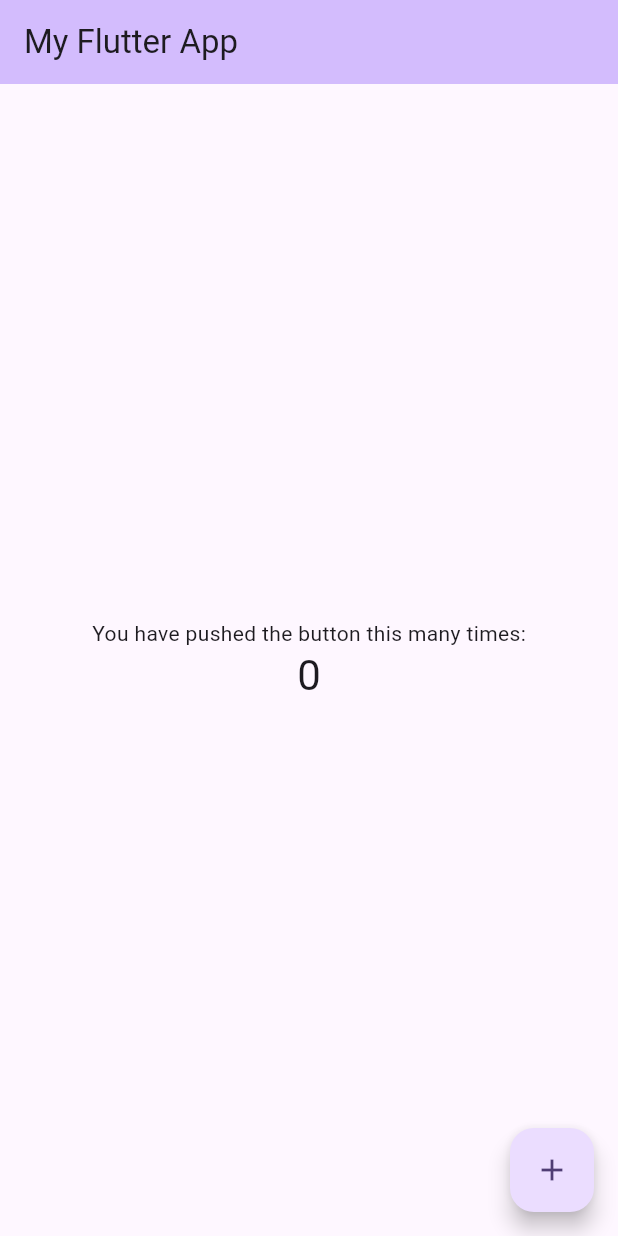
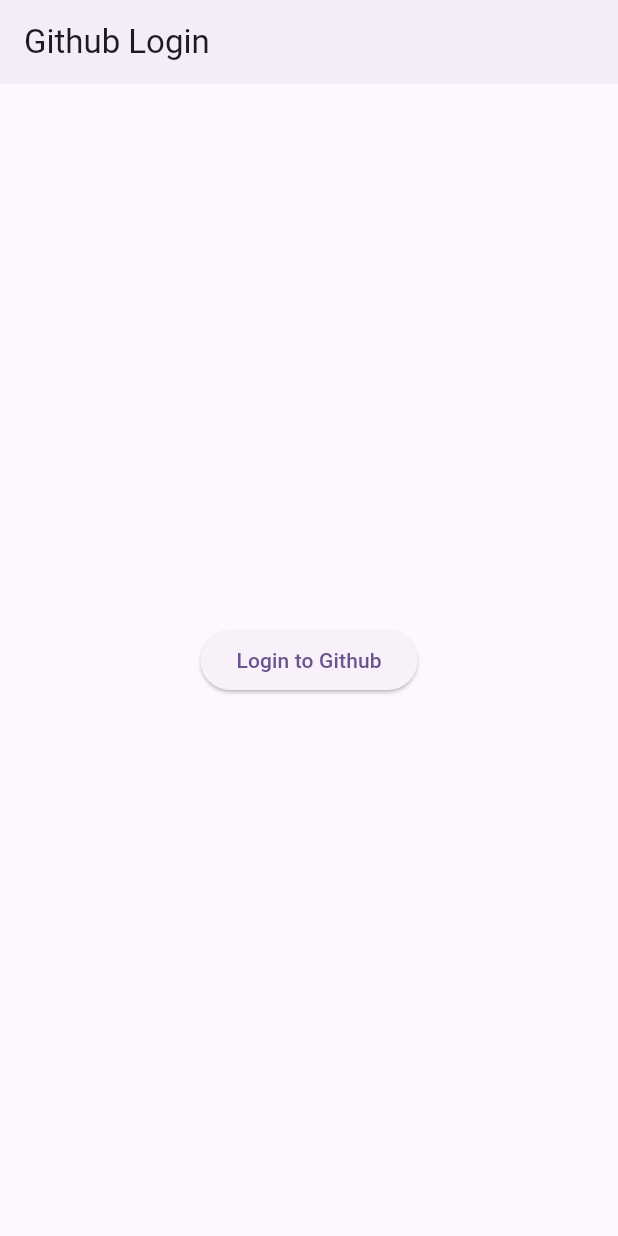
Before and after one commit to gayashan4lk/github_client, a Flutter app: the screen it shows after launch, on a phone screen of 412 x 824 dp. Run offline on Flutter 3.47's test engine with Material 3 defaults, Android fonts, the phone set to English and light mode, and no system bars; our stand-ins replace flutter_dotenv; missing offline and left inert: oauth2.

Commit message:
Add GitHub OAuth integration and environment configuration

```diff
--- /dev/null
+++ b/lib/github_login.dart
@@ -0,0 +1,120 @@
+import 'dart:io';
+
+import 'package:flutter/material.dart';
+import 'package:flutter_dotenv/flutter_dotenv.dart';
+import 'package:http/http.dart' as http;
+import 'package:oauth2/oauth2.dart' as oauth2;
+import 'package:url_launcher/url_launcher.dart';
+
+final _authorizationEndpoint = Uri.parse('https://github.com/login/oauth/authorize');
+final _tokenEndpoint = Uri.parse('https://github.com/login/oauth/access_token');
+
+class GithubLoginWidget extends StatefulWidget {
+  const GithubLoginWidget({
+    required this.builder,
+    required this.githubClientId,
+    required this.githubClientSecret,
+    required this.githubScopes,
+    super.key,
+  });
+  final AuthenticatedBuilder builder;
+  final String githubClientId;
+  final String githubClientSecret;
+  final List<String> githubScopes;
+
+  @override
+  State<GithubLoginWidget> createState() => _GithubLoginState();
+}
+
+typedef AuthenticatedBuilder = Widget Function(BuildContext context, oauth2.Client client);
+
+class _GithubLoginState extends State<GithubLoginWidget> {
+  HttpServer? _redirectServer;
+  oauth2.Client? _client;
+
+  @override
+  Widget build(BuildContext context) {
+    final client = _client;
+    if (client != null) {
+      return widget.builder(context, client);
+    }
+
+    return Scaffold(
+      appBar: AppBar(title: const Text('Github Login'), elevation: 2),
+      body: Center(
+        child: ElevatedButton(
+          onPressed: () async {
+            await _redirectServer?.close();
+            // Bind to an ephemeral port on localhost
+            _redirectServer = await HttpServer.bind('localhost', 0);
+            var authenticatedHttpClient = await _getOAuth2Client(
+              Uri.parse('http://localhost:${_redirectServer!.port}/auth'),
+            );
+            setState(() {
+              _client = authenticatedHttpClient;
+            });
+          },
+          child: const Text('Login to Github'),
+        ),
+      ),
+    );
+  }
+
+  Future<oauth2.Client> _getOAuth2Client(Uri redirectUrl) async {
+    if (widget.githubClientId.isEmpty || widget.githubClientSecret.isEmpty) {
+      throw const GithubLoginException(
+        'githubClientId and githubClientSecret must be not empty. '
+        'See `lib/github_oauth_credentials.dart` for more detail.',
+      );
+    }
+    var grant = oauth2.AuthorizationCodeGrant(
+      widget.githubClientId,
+      _authorizationEndpoint,
+      _tokenEndpoint,
+      secret: widget.githubClientSecret,
+      httpClient: _JsonAcceptingHttpClient(),
+    );
+    var authorizationUrl = grant.getAuthorizationUrl(redirectUrl, scopes: widget.githubScopes);
+
+    await _redirect(authorizationUrl);
+    var responseQueryParameters = await _listen();
+    var client = await grant.handleAuthorizationResponse(responseQueryParameters);
+    return client;
+  }
+
+  Future<void> _redirect(Uri authorizationUrl) async {
+    if (await canLaunchUrl(authorizationUrl)) {
+      await launchUrl(authorizationUrl);
+    } else {
+      throw GithubLoginException('Could not launch $authorizationUrl');
+    }
+  }
+
+  Future<Map<String, String>> _listen() async {
+    var request = await _redirectServer!.first;
+    var params = request.uri.queryParameters;
+    request.response.statusCode = 200;
+    request.response.headers.set('content-type', 'text/plain');
+    request.response.writeln('Authenticated! You can close this tab.');
+    await request.response.close();
+    await _redirectServer!.close();
+    _redirectServer = null;
+    return params;
+  }
+}
+
+class _JsonAcceptingHttpClient extends http.BaseClient {
+  final _httpClient = http.Client();
+  @override
+  Future<http.StreamedResponse> send(http.BaseRequest request) {
+    request.headers['Accept'] = 'application/json';
+    return _httpClient.send(request);
+  }
+}
+
+class GithubLoginException implements Exception {
+  const GithubLoginException(this.message);
+  final String message;
+  @override
+  String toString() => message;
+}
--- /dev/null
+++ b/lib/github_oauth_credentials.dart
@@ -0,0 +1,6 @@
+import 'package:flutter_dotenv/flutter_dotenv.dart';
+
+final String githubClientId = dotenv.env['GITHUB_CLIENT_ID'] ?? 'demo';
+final String githubClientSecret = dotenv.env['GITHUB_CLIENT_SECRET'] ?? 'demo';
+
+const githubScopes = ['repo', 'read:org'];
--- a/lib/main.dart
+++ b/lib/main.dart
@@ -1,119 +1,51 @@
 import 'package:flutter/material.dart';
+import 'package:flutter_dotenv/flutter_dotenv.dart';
+import 'package:github_client/github_login.dart';
+import 'package:github_client/github_oauth_credentials.dart';
 
-void main() {
+void main() async {
+  WidgetsFlutterBinding.ensureInitialized();
+  try {
+    await dotenv.load(fileName: ".env");
+  } catch (e) {
+    throw Exception("Failed to load .env file.");
+  }
   runApp(const MyApp());
 }
 
 class MyApp extends StatelessWidget {
   const MyApp({super.key});
 
-  // This widget is the root of your application.
   @override
   Widget build(BuildContext context) {
     return MaterialApp(
-      title: 'Flutter Demo',
+      title: 'Github Client',
       theme: ThemeData(
-        // This is the theme of your application.
-        //
-        // TRY THIS: Try running your application with "flutter run". You'll see
-        // the application has a purple toolbar. Then, without quitting the app,
-        // try changing the seedColor in the colorScheme below to Colors.green
-        // and then invoke "hot reload" (save your changes or press the "hot
-        // reload" button in a Flutter-supported IDE, or press "r" if you used
-        // the command line to start the app).
-        //
-        // Notice that the counter didn't reset back to zero; the application
-        // state is not lost during the reload. To reset the state, use hot
-        // restart instead.
-        //
-        // This works for code too, not just values: Most code changes can be
-        // tested with just a hot reload.
         colorScheme: ColorScheme.fromSeed(seedColor: Colors.deepPurple),
+        visualDensity: VisualDensity.adaptivePlatformDensity,
+        useMaterial3: true,
       ),
-      home: const MyHomePage(title: 'My Flutter App'),
+      home: const MyHomePage(title: 'Github Client App'),
     );
   }
 }
 
-class MyHomePage extends StatefulWidget {
+class MyHomePage extends StatelessWidget {
   const MyHomePage({super.key, required this.title});
-
-  // This widget is the home page of your application. It is stateful, meaning
-  // that it has a State object (defined below) that contains fields that affect
-  // how it looks.
-
-  // This class is the configuration for the state. It holds the values (in this
-  // case the title) provided by the parent (in this case the App widget) and
-  // used by the build method of the State. Fields in a Widget subclass are
-  // always marked "final".
-
   final String title;
 
   @override
-  State<MyHomePage> createState() => _MyHomePageState();
-}
-
-class _MyHomePageState extends State<MyHomePage> {
-  int _counter = 0;
-
-  void _incrementCounter() {
-    setState(() {
-      // This call to setState tells the Flutter framework that something has
-      // changed in this State, which causes it to rerun the build method below
-      // so that the display can reflect the updated values. If we changed
-      // _counter without calling setState(), then the build method would not be
-      // called again, and so nothing would appear to happen.
-      _counter++;
-    });
-  }
-
-  @override
   Widget build(BuildContext context) {
-    // This method is rerun every time setState is called, for instance as done
-    // by the _incrementCounter method above.
-    //
-    // The Flutter framework has been optimized to make rerunning build methods
-    // fast, so that you can just rebuild anything that needs updating rather
-    // than having to individually change instances of widgets.
-    return Scaffold(
-      appBar: AppBar(
-        // TRY THIS: Try changing the color here to a specific color (to
-        // Colors.amber, perhaps?) and trigger a hot reload to see the AppBar
-        // change color while the other colors stay the same.
-        backgroundColor: Theme.of(context).colorScheme.inversePrimary,
-        // Here we take the value from the MyHomePage object that was created by
-        // the App.build method, and use it to set our appbar title.
-        title: Text(widget.title),
-      ),
-      body: Center(
-        // Center is a layout widget. It takes a single child and positions it
-        // in the middle of the parent.
-        child: Column(
-          // Column is also a layout widget. It takes a list of children and
-          // arranges them vertically. By default, it sizes itself to fit its
-          // children horizontally, and tries to be as tall as its parent.
-          //
-          // Column has various properties to control how it sizes itself and
-          // how it positions its children. Here we use mainAxisAlignment to
-          // center the children vertically; the main axis here is the vertical
-          // axis because Columns are vertical (the cross axis would be
-          // horizontal).
-          //
-          // TRY THIS: Invoke "debug painting" (choose the "Toggle Debug Paint"
-          // action in the IDE, or press "p" in the console), to see the
-          // wireframe for each widget.
-          mainAxisAlignment: MainAxisAlignment.center,
-          children: <Widget>[
-            const Text('You have pushed the button this many times:'),
-            Text('$_counter', style: Theme.of(context).textTheme.headlineMedium),
-          ],
-        ),
-      ),
-      floatingActionButton: FloatingActionButton(
-        onPressed: _incrementCounter,
-        tooltip: 'Increment',
-        child: const Icon(Icons.add),
-      ), // This trailing comma makes auto-formatting nicer for build methods.
+    return GithubLoginWidget(
+      builder: (context, httpClient) {
+        return Scaffold(
+          appBar: AppBar(title: Text(title), elevation: 2),
+          body: const Center(child: Text("You are logged in to Github")),
+        );
+      },
+      githubClientId: githubClientId,
+      githubClientSecret: githubClientSecret,
+      githubScopes: githubScopes,
     );
   }
 }
--- a/pubspec.yaml
+++ b/pubspec.yaml
@@ -37,6 +37,7 @@ dependencies:
   http: ^1.3.0
   oauth2: ^2.0.3
   url_launcher: ^6.3.1
+  flutter_dotenv: ^5.2.1
 
 dev_dependencies:
   flutter_test:
@@ -61,7 +62,8 @@ flutter:
   uses-material-design: true
 
   # To add assets to your application, add an assets section, like this:
-  # assets:
+  assets:
+    - .env
   #   - images/a_dot_burr.jpeg
   #   - images/a_dot_ham.jpeg
 
```
Also changed, not shown: example.env (added), pubspec.lock, 6 other files.
